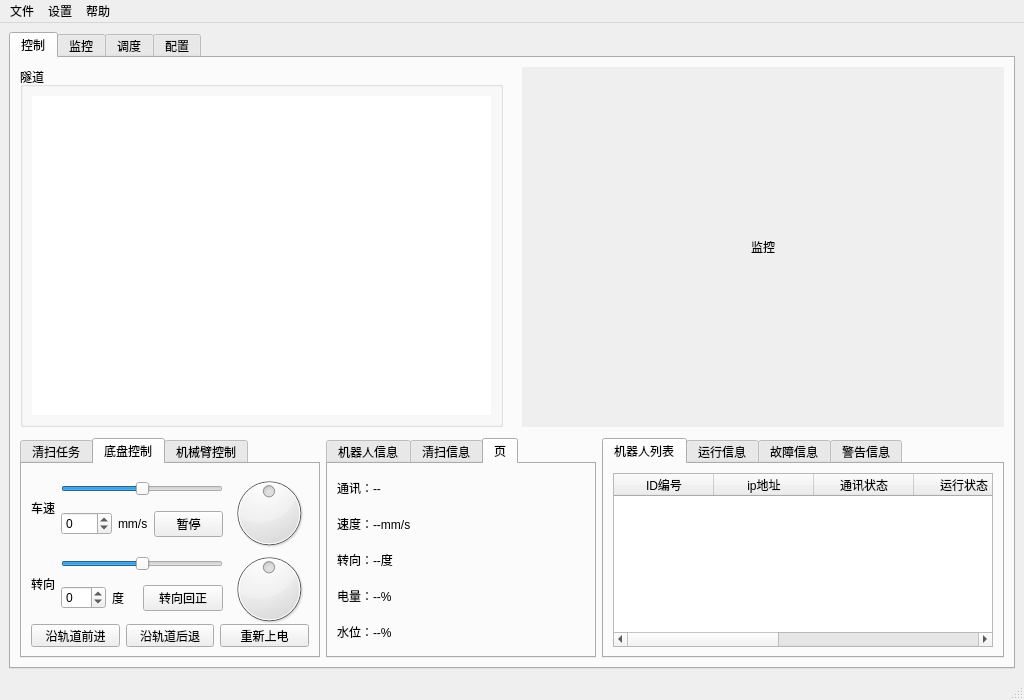
Before: the Qt Designer form python_test/python_test/ui_main.ui in myzonexu/git_test, drawn with Qt 5.
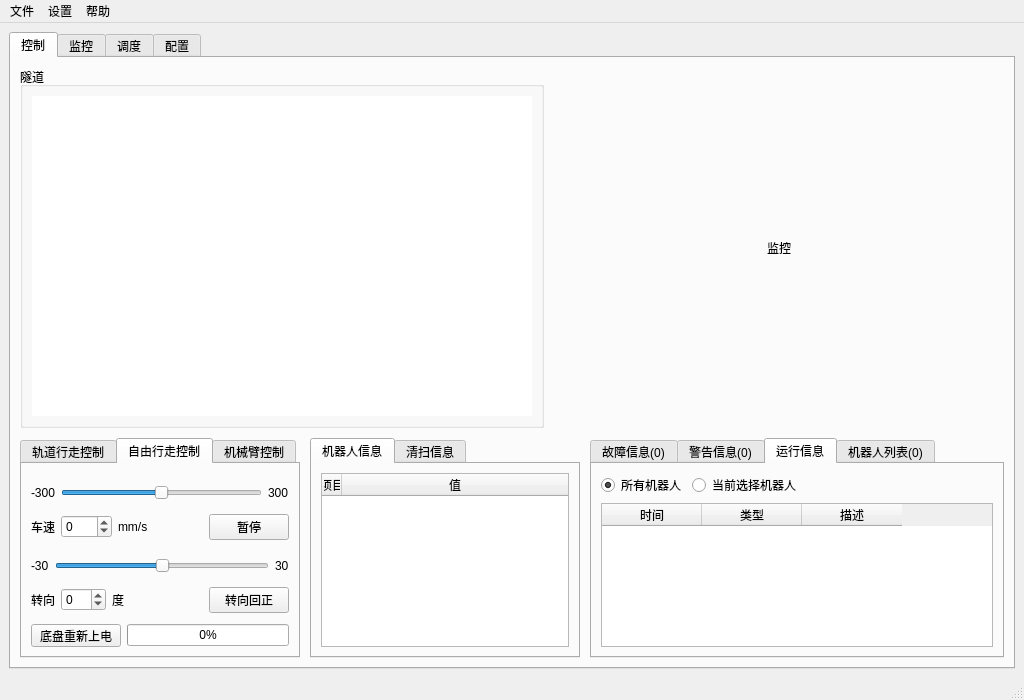
After: the same form once the commit is applied. The open tabs and pages were chosen to show the change.

```diff
--- a/python_test/python_test/ui_main.ui
+++ b/python_test/python_test/ui_main.ui
@@ -52,13 +52,13 @@
         <string>控制</string>
        </attribute>
        <layout class="QVBoxLayout" name="verticalLayout_2">
+        <property name="spacing">
+         <number>10</number>
+        </property>
         <item>
          <layout class="QHBoxLayout" name="horizontalLayout_2">
           <property name="spacing">
-           <number>6</number>
-          </property>
-          <property name="sizeConstraint">
-           <enum>QLayout::SetMinimumSize</enum>
+           <number>10</number>
           </property>
           <item>
            <widget class="QGroupBox" name="groupBox_map">
@@ -71,13 +71,16 @@
             <property name="minimumSize">
              <size>
               <width>0</width>
-              <height>0</height>
+              <height>350</height>
              </size>
             </property>
             <property name="title">
              <string>隧道</string>
             </property>
             <layout class="QHBoxLayout" name="horizontalLayout_4">
+             <property name="leftMargin">
+              <number>9</number>
+             </property>
              <item>
               <widget class="QScrollArea" name="scrollArea_map">
                <property name="sizePolicy">
@@ -109,7 +112,7 @@
                  <rect>
                   <x>0</x>
                   <y>0</y>
-                  <width>458</width>
+                  <width>500</width>
                   <height>318</height>
                  </rect>
                 </property>
@@ -120,103 +123,17 @@
            </widget>
           </item>
           <item>
-           <spacer name="horizontalSpacer">
-            <property name="orientation">
-             <enum>Qt::Horizontal</enum>
-            </property>
-            <property name="sizeType">
-             <enum>QSizePolicy::Fixed</enum>
-            </property>
-            <property name="sizeHint" stdset="0">
-             <size>
-              <width>13</width>
-              <height>20</height>
-             </size>
-            </property>
-           </spacer>
-          </item>
-          <item>
-           <widget class="QScrollArea" name="scrollArea_camera">
-            <property name="sizePolicy">
-             <sizepolicy hsizetype="Expanding" vsizetype="Expanding">
-              <horstretch>0</horstretch>
-              <verstretch>0</verstretch>
-             </sizepolicy>
-            </property>
-            <property name="minimumSize">
-             <size>
-              <width>450</width>
-              <height>350</height>
-             </size>
-            </property>
-            <property name="baseSize">
-             <size>
-              <width>0</width>
-              <height>0</height>
-             </size>
-            </property>
-            <property name="autoFillBackground">
-             <bool>false</bool>
-            </property>
-            <property name="styleSheet">
-             <string notr="true">padding:0px;
-</string>
-            </property>
-            <property name="frameShape">
-             <enum>QFrame::NoFrame</enum>
-            </property>
-            <property name="frameShadow">
-             <enum>QFrame::Plain</enum>
-            </property>
-            <property name="lineWidth">
-             <number>0</number>
-            </property>
-            <property name="sizeAdjustPolicy">
-             <enum>QAbstractScrollArea::AdjustToContents</enum>
-            </property>
-            <property name="widgetResizable">
-             <bool>true</bool>
-            </property>
-            <property name="alignment">
-             <set>Qt::AlignCenter</set>
-            </property>
-            <widget class="QWidget" name="scrollAreaWidgetContents_3">
-             <property name="geometry">
-              <rect>
-               <x>0</x>
-               <y>0</y>
-               <width>477</width>
-               <height>350</height>
-              </rect>
-             </property>
-             <layout class="QGridLayout" name="gridLayout">
-              <property name="leftMargin">
-               <number>0</number>
-              </property>
-              <property name="topMargin">
-               <number>0</number>
-              </property>
-              <property name="rightMargin">
-               <number>0</number>
-              </property>
-              <property name="bottomMargin">
-               <number>0</number>
-              </property>
-              <property name="spacing">
-               <number>0</number>
-              </property>
-              <item row="0" column="0">
                <widget class="QLabel" name="label_camera">
                 <property name="sizePolicy">
-                 <sizepolicy hsizetype="Expanding" vsizetype="Expanding">
+             <sizepolicy hsizetype="Preferred" vsizetype="Expanding">
                   <horstretch>0</horstretch>
                   <verstretch>0</verstretch>
                  </sizepolicy>
                 </property>
                 <property name="minimumSize">
                  <size>
-                  <width>0</width>
-                  <height>0</height>
+              <width>450</width>
+              <height>350</height>
                  </size>
                 </property>
                 <property name="sizeIncrement">
@@ -272,26 +189,6 @@
                </widget>
               </item>
              </layout>
-            </widget>
-           </widget>
-          </item>
-         </layout>
-        </item>
-        <item>
-         <spacer name="verticalSpacer">
-          <property name="orientation">
-           <enum>Qt::Vertical</enum>
-          </property>
-          <property name="sizeType">
-           <enum>QSizePolicy::Fixed</enum>
-          </property>
-          <property name="sizeHint" stdset="0">
-           <size>
-            <width>20</width>
-            <height>5</height>
-           </size>
-          </property>
-         </spacer>
         </item>
         <item>
          <layout class="QHBoxLayout" name="horizontalLayout">
@@ -308,13 +205,13 @@
             </property>
             <property name="minimumSize">
              <size>
-              <width>300</width>
+              <width>280</width>
               <height>220</height>
              </size>
             </property>
             <property name="maximumSize">
              <size>
-              <width>300</width>
+              <width>280</width>
               <height>220</height>
              </size>
             </property>
@@ -323,9 +220,57 @@
             </property>
             <widget class="QWidget" name="tab_auto_clean">
              <attribute name="title">
-              <string>清扫任务</string>
+              <string>轨道行走控制</string>
              </attribute>
+             <layout class="QVBoxLayout" name="verticalLayout_21">
+              <item>
+               <layout class="QHBoxLayout" name="horizontalLayout_8">
+                <item>
+                 <spacer name="horizontalSpacer_3">
+                  <property name="orientation">
+                   <enum>Qt::Horizontal</enum>
+                  </property>
+                  <property name="sizeHint" stdset="0">
+                   <size>
+                    <width>40</width>
+                    <height>20</height>
+                   </size>
+                  </property>
+                 </spacer>
+                </item>
+                <item>
              <layout class="QGridLayout" name="gridLayout_2">
+                  <item row="0" column="1">
+                   <widget class="QPushButton" name="pushButton_on_track_forward">
+                    <property name="sizePolicy">
+                     <sizepolicy hsizetype="Fixed" vsizetype="Fixed">
+                      <horstretch>0</horstretch>
+                      <verstretch>0</verstretch>
+                     </sizepolicy>
+                    </property>
+                    <property name="minimumSize">
+                     <size>
+                      <width>40</width>
+                      <height>40</height>
+                     </size>
+                    </property>
+                    <property name="maximumSize">
+                     <size>
+                      <width>40</width>
+                      <height>40</height>
+                     </size>
+                    </property>
+                    <property name="baseSize">
+                     <size>
+                      <width>40</width>
+                      <height>40</height>
+                     </size>
+                    </property>
+                    <property name="text">
+                     <string>前进</string>
+                    </property>
+                   </widget>
+                  </item>
               <item row="1" column="0">
                <widget class="QPushButton" name="pushButton_autorun_charge">
                 <property name="sizePolicy">
@@ -336,13 +281,19 @@
                 </property>
                 <property name="minimumSize">
                  <size>
-                  <width>70</width>
+                      <width>40</width>
                   <height>40</height>
                  </size>
                 </property>
                 <property name="maximumSize">
                  <size>
-                  <width>70</width>
+                      <width>40</width>
+                      <height>40</height>
+                     </size>
+                    </property>
+                    <property name="baseSize">
+                     <size>
+                      <width>40</width>
                   <height>40</height>
                  </size>
                 </property>
@@ -352,6 +303,40 @@
                </widget>
               </item>
               <item row="1" column="1">
+                   <widget class="QPushButton" name="pushButton_on_track_pause">
+                    <property name="sizePolicy">
+                     <sizepolicy hsizetype="Fixed" vsizetype="Fixed">
+                      <horstretch>0</horstretch>
+                      <verstretch>0</verstretch>
+                     </sizepolicy>
+                    </property>
+                    <property name="minimumSize">
+                     <size>
+                      <width>40</width>
+                      <height>40</height>
+                     </size>
+                    </property>
+                    <property name="maximumSize">
+                     <size>
+                      <width>40</width>
+                      <height>40</height>
+                     </size>
+                    </property>
+                    <property name="baseSize">
+                     <size>
+                      <width>40</width>
+                      <height>40</height>
+                     </size>
+                    </property>
+                    <property name="text">
+                     <string>暂停</string>
+                    </property>
+                    <property name="checkable">
+                     <bool>false</bool>
+                    </property>
+                   </widget>
+                  </item>
+                  <item row="1" column="2">
                <widget class="QPushButton" name="pushButton_autorun_add_water">
                 <property name="sizePolicy">
                  <sizepolicy hsizetype="Fixed" vsizetype="Fixed">
@@ -361,13 +346,19 @@
                 </property>
                 <property name="minimumSize">
                  <size>
-                  <width>70</width>
+                      <width>40</width>
                   <height>40</height>
                  </size>
                 </property>
                 <property name="maximumSize">
                  <size>
-                  <width>70</width>
+                      <width>40</width>
+                      <height>40</height>
+                     </size>
+                    </property>
+                    <property name="baseSize">
+                     <size>
+                      <width>40</width>
                   <height>40</height>
                  </size>
                 </property>
@@ -376,7 +367,57 @@
                 </property>
                </widget>
               </item>
-              <item row="0" column="0">
+                  <item row="2" column="1">
+                   <widget class="QPushButton" name="pushButton_on_track_backward">
+                    <property name="sizePolicy">
+                     <sizepolicy hsizetype="Fixed" vsizetype="Fixed">
+                      <horstretch>0</horstretch>
+                      <verstretch>0</verstretch>
+                     </sizepolicy>
+                    </property>
+                    <property name="minimumSize">
+                     <size>
+                      <width>40</width>
+                      <height>40</height>
+                     </size>
+                    </property>
+                    <property name="maximumSize">
+                     <size>
+                      <width>40</width>
+                      <height>40</height>
+                     </size>
+                    </property>
+                    <property name="baseSize">
+                     <size>
+                      <width>40</width>
+                      <height>40</height>
+                     </size>
+                    </property>
+                    <property name="text">
+                     <string>后退</string>
+                    </property>
+                   </widget>
+                  </item>
+                 </layout>
+                </item>
+                <item>
+                 <spacer name="horizontalSpacer_4">
+                  <property name="orientation">
+                   <enum>Qt::Horizontal</enum>
+                  </property>
+                  <property name="sizeHint" stdset="0">
+                   <size>
+                    <width>40</width>
+                    <height>20</height>
+                   </size>
+                  </property>
+                 </spacer>
+                </item>
+               </layout>
+              </item>
+              <item>
+               <layout class="QHBoxLayout" name="horizontalLayout_7">
+                <item>
                <widget class="QPushButton" name="pushButton_autorun_start">
                 <property name="sizePolicy">
                  <sizepolicy hsizetype="Fixed" vsizetype="Fixed">
@@ -401,7 +442,7 @@
                 </property>
                </widget>
               </item>
-              <item row="0" column="1">
+                <item>
                <widget class="QPushButton" name="pushButton_autorun_stop">
                 <property name="sizePolicy">
                  <sizepolicy hsizetype="Fixed" vsizetype="Fixed">
@@ -427,23 +468,41 @@
                </widget>
               </item>
              </layout>
+              </item>
+             </layout>
             </widget>
             <widget class="QWidget" name="tab_chassis_ctrl">
              <attribute name="title">
-              <string>底盘控制</string>
+              <string>自由行走控制</string>
              </attribute>
+             <layout class="QVBoxLayout" name="verticalLayout_16">
+              <item>
+               <spacer name="verticalSpacer_4">
+                <property name="orientation">
+                 <enum>Qt::Vertical</enum>
+                </property>
+                <property name="sizeType">
+                 <enum>QSizePolicy::Fixed</enum>
+                </property>
+                <property name="sizeHint" stdset="0">
+                 <size>
+                  <width>20</width>
+                  <height>5</height>
+                 </size>
+                </property>
+               </spacer>
+              </item>
+              <item>
              <layout class="QVBoxLayout" name="verticalLayout_4">
               <item>
-               <layout class="QHBoxLayout" name="horizontalLayout_18">
+                 <layout class="QHBoxLayout" name="horizontalLayout_6">
                 <item>
-                 <widget class="QLabel" name="label">
+                   <widget class="QLabel" name="label_8">
                   <property name="text">
-                   <string>车速</string>
+                     <string>-300</string>
                   </property>
                  </widget>
                 </item>
-                <item>
-                 <layout class="QVBoxLayout" name="verticalLayout_15">
                   <item>
                    <widget class="QSlider" name="horizontalSlider_robo_speed">
                     <property name="minimumSize">
@@ -476,7 +535,23 @@
                    </widget>
                   </item>
                   <item>
+                   <widget class="QLabel" name="label_11">
+                    <property name="text">
+                     <string>300</string>
+                    </property>
+                   </widget>
+                  </item>
+                 </layout>
+                </item>
+                <item>
                    <layout class="QHBoxLayout" name="horizontalLayout_16">
+                  <item>
+                   <widget class="QLabel" name="label">
+                    <property name="text">
+                     <string>车速</string>
+                    </property>
+                   </widget>
+                  </item>
                     <item>
                      <widget class="QSpinBox" name="spinBox_robo_speed">
                       <property name="minimum">
@@ -500,6 +575,19 @@
                       </property>
                      </widget>
                     </item>
+                  <item>
+                   <spacer name="horizontalSpacer_13">
+                    <property name="orientation">
+                     <enum>Qt::Horizontal</enum>
+                    </property>
+                    <property name="sizeHint" stdset="0">
+                     <size>
+                      <width>40</width>
+                      <height>20</height>
+                     </size>
+                    </property>
+                   </spacer>
+                  </item>
                     <item>
                      <widget class="QPushButton" name="pushButton_robo_speed_zero">
                       <property name="text">
@@ -512,79 +600,32 @@
                  </layout>
                 </item>
                 <item>
-                 <widget class="QDial" name="dial_robo_speed">
-                  <property name="sizePolicy">
-                   <sizepolicy hsizetype="Fixed" vsizetype="Fixed">
-                    <horstretch>0</horstretch>
-                    <verstretch>0</verstretch>
-                   </sizepolicy>
-                  </property>
-                  <property name="minimumSize">
-                   <size>
-                    <width>80</width>
-                    <height>80</height>
-                   </size>
-                  </property>
-                  <property name="maximumSize">
+               <spacer name="verticalSpacer_3">
+                <property name="orientation">
+                 <enum>Qt::Vertical</enum>
+                </property>
+                <property name="sizeType">
+                 <enum>QSizePolicy::Fixed</enum>
+                </property>
+                <property name="sizeHint" stdset="0">
                    <size>
-                    <width>80</width>
-                    <height>80</height>
-                   </size>
-                  </property>
-                  <property name="mouseTracking">
-                   <bool>false</bool>
-                  </property>
-                  <property name="tabletTracking">
-                   <bool>false</bool>
-                  </property>
-                  <property name="autoFillBackground">
-                   <bool>false</bool>
-                  </property>
-                  <property name="minimum">
-                   <number>-300</number>
-                  </property>
-                  <property name="maximum">
-                   <number>300</number>
-                  </property>
-                  <property name="singleStep">
-                   <number>10</number>
-                  </property>
-                  <property name="pageStep">
-                   <number>50</number>
-                  </property>
-                  <property name="sliderPosition">
-                   <number>0</number>
-                  </property>
-                  <property name="invertedAppearance">
-                   <bool>false</bool>
-                  </property>
-                  <property name="invertedControls">
-                   <bool>false</bool>
-                  </property>
-                  <property name="wrapping">
-                   <bool>false</bool>
-                  </property>
-                  <property name="notchTarget">
-                   <double>50.000000000000000</double>
-                  </property>
-                  <property name="notchesVisible">
-                   <bool>false</bool>
-                  </property>
-                 </widget>
-                </item>
-               </layout>
-              </item>
+                  <width>20</width>
+                  <height>5</height>
+                 </size>
+                </property>
+               </spacer>
+              </item>
               <item>
-               <layout class="QHBoxLayout" name="horizontalLayout_19">
+               <layout class="QVBoxLayout" name="verticalLayout_15">
                 <item>
-                 <widget class="QLabel" name="label_2">
+                 <layout class="QHBoxLayout" name="horizontalLayout_10">
+                  <item>
+                   <widget class="QLabel" name="label_13">
                   <property name="text">
-                   <string>转向</string>
+                     <string>-30</string>
                   </property>
                  </widget>
                 </item>
-                <item>
-                 <layout class="QVBoxLayout" name="verticalLayout_16">
                   <item>
                    <widget class="QSlider" name="horizontalSlider_steer_angle">
                     <property name="sizePolicy">
@@ -614,7 +655,23 @@
                    </widget>
                   </item>
                   <item>
+                   <widget class="QLabel" name="label_12">
+                    <property name="text">
+                     <string>30</string>
+                    </property>
+                   </widget>
+                  </item>
+                 </layout>
+                </item>
+                <item>
                    <layout class="QHBoxLayout" name="horizontalLayout_17">
+                  <item>
+                   <widget class="QLabel" name="label_2">
+                    <property name="text">
+                     <string>转向</string>
+                    </property>
+                   </widget>
+                  </item>
                     <item>
                      <widget class="QSpinBox" name="spinBox_steer_angle">
                       <property name="minimum">
@@ -632,6 +689,19 @@
                       </property>
                      </widget>
                     </item>
+                  <item>
+                   <spacer name="horizontalSpacer_14">
+                    <property name="orientation">
+                     <enum>Qt::Horizontal</enum>
+                    </property>
+                    <property name="sizeHint" stdset="0">
+                     <size>
+                      <width>40</width>
+                      <height>20</height>
+                     </size>
+                    </property>
+                   </spacer>
+                  </item>
                     <item>
                      <widget class="QPushButton" name="pushButton_steer_angle_zero">
                       <property name="text">
@@ -644,114 +714,23 @@
                  </layout>
                 </item>
                 <item>
-                 <widget class="QDial" name="dial_steer_angle">
-                  <property name="sizePolicy">
-                   <sizepolicy hsizetype="Fixed" vsizetype="Fixed">
-                    <horstretch>0</horstretch>
-                    <verstretch>0</verstretch>
-                   </sizepolicy>
-                  </property>
-                  <property name="minimumSize">
-                   <size>
-                    <width>80</width>
-                    <height>80</height>
-                   </size>
-                  </property>
-                  <property name="maximumSize">
+               <spacer name="verticalSpacer_5">
+                <property name="orientation">
+                 <enum>Qt::Vertical</enum>
+                </property>
+                <property name="sizeType">
+                 <enum>QSizePolicy::Fixed</enum>
+                </property>
+                <property name="sizeHint" stdset="0">
                    <size>
-                    <width>80</width>
-                    <height>80</height>
-                   </size>
-                  </property>
-                  <property name="mouseTracking">
-                   <bool>false</bool>
-                  </property>
-                  <property name="tabletTracking">
-                   <bool>false</bool>
-                  </property>
-                  <property name="autoFillBackground">
-                   <bool>false</bool>
-                  </property>
-                  <property name="minimum">
-                   <number>-30</number>
-                  </property>
-                  <property name="maximum">
-                   <number>30</number>
-                  </property>
-                  <property name="sliderPosition">
-                   <number>0</number>
-                  </property>
-                  <property name="invertedAppearance">
-                   <bool>false</bool>
-                  </property>
-                  <property name="invertedControls">
-                   <bool>false</bool>
-                  </property>
-                  <property name="wrapping">
-                   <bool>false</bool>
-                  </property>
-                  <property name="notchTarget">
-                   <double>50.000000000000000</double>
-                  </property>
-                  <property name="notchesVisible">
-                   <bool>false</bool>
-                  </property>
-                 </widget>
-                </item>
-               </layout>
-              </item>
+                  <width>20</width>
+                  <height>5</height>
+                 </size>
+                </property>
+               </spacer>
+              </item>
               <item>
-               <layout class="QHBoxLayout" name="horizontalLayout_6">
-                <item>
-                 <widget class="QPushButton" name="pushButton_drive_track_forward">
-                  <property name="sizePolicy">
-                   <sizepolicy hsizetype="Fixed" vsizetype="Fixed">
-                    <horstretch>0</horstretch>
-                    <verstretch>0</verstretch>
-                   </sizepolicy>
-                  </property>
-                  <property name="minimumSize">
-                   <size>
-                    <width>80</width>
-                    <height>23</height>
-                   </size>
-                  </property>
-                  <property name="maximumSize">
-                   <size>
-                    <width>100</width>
-                    <height>23</height>
-                   </size>
-                  </property>
-                  <property name="text">
-                   <string>沿轨道前进</string>
-                  </property>
-                 </widget>
-                </item>
-                <item>
-                 <widget class="QPushButton" name="pushButton_drive_track_backward">
-                  <property name="sizePolicy">
-                   <sizepolicy hsizetype="Fixed" vsizetype="Fixed">
-                    <horstretch>0</horstretch>
-                    <verstretch>0</verstretch>
-                   </sizepolicy>
-                  </property>
-                  <property name="minimumSize">
-                   <size>
-                    <width>80</width>
-                    <height>23</height>
-                   </size>
-                  </property>
-                  <property name="maximumSize">
-                   <size>
-                    <width>100</width>
-                    <height>23</height>
-                   </size>
-                  </property>
-                  <property name="text">
-                   <string>沿轨道后退</string>
-                  </property>
-                 </widget>
-                </item>
+               <layout class="QHBoxLayout" name="horizontalLayout_18">
                 <item>
                  <widget class="QPushButton" name="pushButton_chassis_power_restart">
                   <property name="sizePolicy">
@@ -762,7 +741,7 @@
                   </property>
                   <property name="minimumSize">
                    <size>
-                    <width>80</width>
+                    <width>90</width>
                     <height>23</height>
                    </size>
                   </property>
@@ -773,7 +752,17 @@
                    </size>
                   </property>
                   <property name="text">
-                   <string>重新上电</string>
+                   <string>底盘重新上电</string>
+                  </property>
+                 </widget>
+                </item>
+                <item>
+                 <widget class="QProgressBar" name="progressBar">
+                  <property name="value">
+                   <number>0</number>
+                  </property>
+                  <property name="format">
+                   <string>%p%</string>
                   </property>
                  </widget>
                 </item>
@@ -939,7 +928,7 @@
                  </widget>
                 </item>
                 <item row="1" column="2">
-                 <widget class="QPushButton" name="pushButton_work_clean">
+                 <widget class="QPushButton" name="pushButton_brush">
                   <property name="sizePolicy">
                    <sizepolicy hsizetype="Fixed" vsizetype="Fixed">
                     <horstretch>0</horstretch>
@@ -964,6 +953,18 @@
                   <property name="checkable">
                    <bool>true</bool>
                   </property>
+                  <property name="autoRepeat">
+                   <bool>false</bool>
+                  </property>
+                  <property name="autoDefault">
+                   <bool>false</bool>
+                  </property>
+                  <property name="default">
+                   <bool>false</bool>
+                  </property>
+                  <property name="flat">
+                   <bool>false</bool>
+                  </property>
                  </widget>
                 </item>
                 <item row="1" column="3">
@@ -1012,7 +1013,7 @@
              </size>
             </property>
             <property name="currentIndex">
-             <number>2</number>
+             <number>0</number>
             </property>
             <widget class="QWidget" name="tab">
              <attribute name="title">
@@ -1110,60 +1111,10 @@
               </item>
              </layout>
             </widget>
-            <widget class="QWidget" name="tab_4">
-             <attribute name="title">
-              <string>页</string>
-             </attribute>
-             <layout class="QVBoxLayout" name="verticalLayout_21">
-              <item>
-               <layout class="QHBoxLayout" name="horizontalLayout_7">
-                <item>
-                 <layout class="QVBoxLayout" name="verticalLayout_8">
-                  <item>
-                   <widget class="QLabel" name="label_heartbeat">
-                    <property name="text">
-                     <string>通讯：--</string>
-                    </property>
                    </widget>
                   </item>
                   <item>
-                   <widget class="QLabel" name="label_robo_speed">
-                    <property name="text">
-                     <string>速度：--mm/s</string>
-                    </property>
-                   </widget>
-                  </item>
-                  <item>
-                   <widget class="QLabel" name="label_steer_angle">
-                    <property name="text">
-                     <string>转向：--度</string>
-                    </property>
-                   </widget>
-                  </item>
-                  <item>
-                   <widget class="QLabel" name="label_bat_soc">
-                    <property name="text">
-                     <string>电量：--%</string>
-                    </property>
-                   </widget>
-                  </item>
-                  <item>
-                   <widget class="QLabel" name="label_water_level">
-                    <property name="text">
-                     <string>水位：--%</string>
-                    </property>
-                   </widget>
-                  </item>
-                 </layout>
-                </item>
-               </layout>
-              </item>
-             </layout>
-            </widget>
-           </widget>
-          </item>
-          <item>
-           <widget class="QTabWidget" name="tabWidget_robot_list">
+           <widget class="QTabWidget" name="tabWidget_robots_info">
             <property name="maximumSize">
              <size>
               <width>16777215</width>
@@ -1171,92 +1122,11 @@
              </size>
             </property>
             <property name="currentIndex">
-             <number>2</number>
+             <number>3</number>
             </property>
-            <widget class="QWidget" name="tab_robo_list">
+            <widget class="QWidget" name="tab_robot_error">
              <attribute name="title">
-              <string>机器人列表</string>
-             </attribute>
-             <layout class="QVBoxLayout" name="verticalLayout_19">
-              <item>
-               <widget class="QTableWidget" name="tableWidget_robot_list">
-                <attribute name="horizontalHeaderCascadingSectionResizes">
-                 <bool>true</bool>
-                </attribute>
-                <column>
-                 <property name="text">
-                  <string>ID编号</string>
-                 </property>
-                </column>
-                <column>
-                 <property name="text">
-                  <string>ip地址</string>
-                 </property>
-                </column>
-                <column>
-                 <property name="text">
-                  <string>通讯状态</string>
-                 </property>
-                </column>
-                <column>
-                 <property name="text">
-                  <string>运行状态</string>
-                 </property>
-                </column>
-                <column>
-                 <property name="text">
-                  <string>任务状态</string>
-                 </property>
-                </column>
-                <column>
-                 <property name="text">
-                  <string>报警/故障</string>
-                 </property>
-                </column>
-                <column>
-                 <property name="text">
-                  <string>操作</string>
-                 </property>
-                </column>
-               </widget>
-              </item>
-             </layout>
-            </widget>
-            <widget class="QWidget" name="tab_robo_log">
-             <attribute name="title">
-              <string>运行信息</string>
-             </attribute>
-             <layout class="QVBoxLayout" name="verticalLayout_18">
-              <item>
-               <widget class="QTableWidget" name="tableWidget_log_info">
-                <attribute name="horizontalHeaderCascadingSectionResizes">
-                 <bool>true</bool>
-                </attribute>
-                <attribute name="verticalHeaderVisible">
-                 <bool>false</bool>
-                </attribute>
-                <column>
-                 <property name="text">
-                  <string>时间</string>
-                 </property>
-                </column>
-                <column>
-                 <property name="text">
-                  <string>类型</string>
-                 </property>
-                </column>
-                <column>
-                 <property name="text">
-                  <string>描述</string>
-                 </property>
-                </column>
-               </widget>
-              </item>
-             </layout>
-            </widget>
-            <widget class="QWidget" name="tab_error">
-             <attribute name="title">
-              <string>故障信息</string>
+              <string>故障信息(0)</string>
              </attribute>
              <layout class="QVBoxLayout" name="verticalLayout_22">
               <item>
@@ -1350,10 +1220,169 @@
               </item>
              </layout>
             </widget>
-            <widget class="QWidget" name="tab_warning">
+            <widget class="QWidget" name="tab_robot_warning">
              <attribute name="title">
-              <string>警告信息</string>
+              <string>警告信息(0)</string>
              </attribute>
+             <layout class="QVBoxLayout" name="verticalLayout_8">
+              <item>
+               <widget class="QTableWidget" name="tableWidget_warning">
+                <attribute name="horizontalHeaderCascadingSectionResizes">
+                 <bool>true</bool>
+                </attribute>
+                <attribute name="verticalHeaderVisible">
+                 <bool>false</bool>
+                </attribute>
+                <column>
+                 <property name="text">
+                  <string>开始时间</string>
+                 </property>
+                </column>
+                <column>
+                 <property name="text">
+                  <string>警告</string>
+                 </property>
+                </column>
+                <column>
+                 <property name="text">
+                  <string>处理</string>
+                 </property>
+                </column>
+                <column>
+                 <property name="text">
+                  <string>结束时间</string>
+                 </property>
+                </column>
+               </widget>
+              </item>
+             </layout>
+            </widget>
+            <widget class="QWidget" name="tab_robot_log">
+             <attribute name="title">
+              <string>运行信息</string>
+             </attribute>
+             <layout class="QVBoxLayout" name="verticalLayout_18">
+              <item>
+               <layout class="QHBoxLayout" name="horizontalLayout_5">
+                <item>
+                 <widget class="QRadioButton" name="radioButton_robot_all">
+                  <property name="text">
+                   <string>所有机器人</string>
+                  </property>
+                  <property name="checked">
+                   <bool>true</bool>
+                  </property>
+                 </widget>
+                </item>
+                <item>
+                 <widget class="QRadioButton" name="radioButton_robot_selected">
+                  <property name="text">
+                   <string>当前选择机器人</string>
+                  </property>
+                 </widget>
+                </item>
+                <item>
+                 <spacer name="horizontalSpacer_10">
+                  <property name="orientation">
+                   <enum>Qt::Horizontal</enum>
+                  </property>
+                  <property name="sizeHint" stdset="0">
+                   <size>
+                    <width>40</width>
+                    <height>20</height>
+                   </size>
+                  </property>
+                 </spacer>
+                </item>
+               </layout>
+              </item>
+              <item>
+               <widget class="QTableWidget" name="tableWidget_log_info">
+                <attribute name="horizontalHeaderCascadingSectionResizes">
+                 <bool>true</bool>
+                </attribute>
+                <attribute name="verticalHeaderVisible">
+                 <bool>false</bool>
+                </attribute>
+                <column>
+                 <property name="text">
+                  <string>时间</string>
+                 </property>
+                </column>
+                <column>
+                 <property name="text">
+                  <string>类型</string>
+                 </property>
+                </column>
+                <column>
+                 <property name="text">
+                  <string>描述</string>
+                 </property>
+                </column>
+               </widget>
+              </item>
+             </layout>
+            </widget>
+            <widget class="QWidget" name="tab_robot_list">
+             <attribute name="title">
+              <string>机器人列表(0)</string>
+             </attribute>
+             <layout class="QVBoxLayout" name="verticalLayout_19">
+              <item>
+               <widget class="QLabel" name="label_info_robots">
+                <property name="text">
+                 <string>自动扫描中……</string>
+                </property>
+               </widget>
+              </item>
+              <item>
+               <widget class="QTableWidget" name="tableWidget_robot_list">
+                <attribute name="horizontalHeaderCascadingSectionResizes">
+                 <bool>true</bool>
+                </attribute>
+                <column>
+                 <property name="text">
+                  <string>ID编号</string>
+                 </property>
+                </column>
+                <column>
+                 <property name="text">
+                  <string>ip地址</string>
+                 </property>
+                </column>
+                <column>
+                 <property name="text">
+                  <string>通讯状态</string>
+                 </property>
+                </column>
+                <column>
+                 <property name="text">
+                  <string>运行状态</string>
+                 </property>
+                </column>
+                <column>
+                 <property name="text">
+                  <string>任务状态</string>
+                 </property>
+                </column>
+                <column>
+                 <property name="text">
+                  <string>故障</string>
+                 </property>
+                </column>
+                <column>
+                 <property name="text">
+                  <string>报警</string>
+                 </property>
+                </column>
+                <column>
+                 <property name="text">
+                  <string>操作</string>
+                 </property>
+                </column>
+               </widget>
+              </item>
+             </layout>
             </widget>
            </widget>
           </item>
```
Left out of the diff: 150 changed lines with no effect on the pictures. Lines whose indentation alone changed are shown as unchanged.
